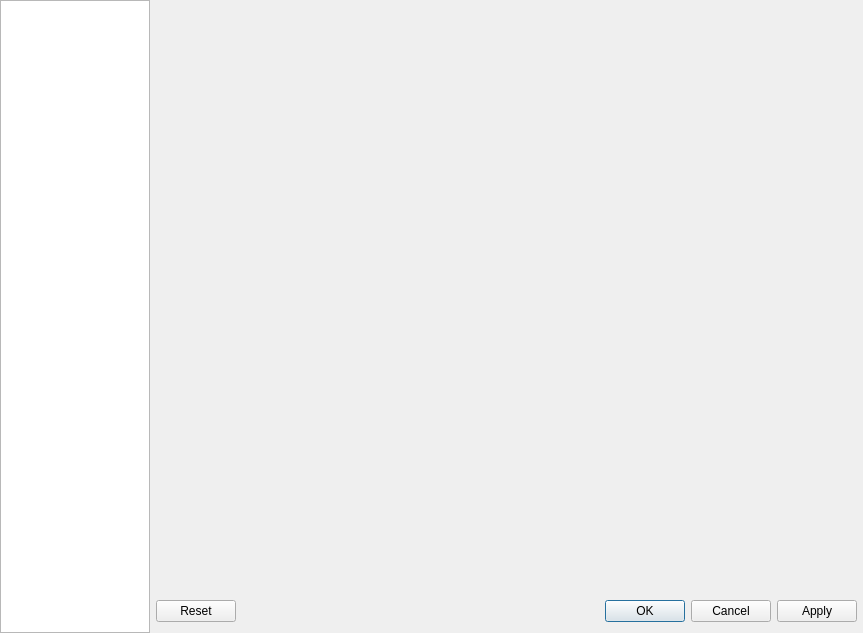
Before: the Qt Designer form src/plugins/optionsmanager/optionsdialog.ui in silvansky/Contacts, drawn with Qt 5.
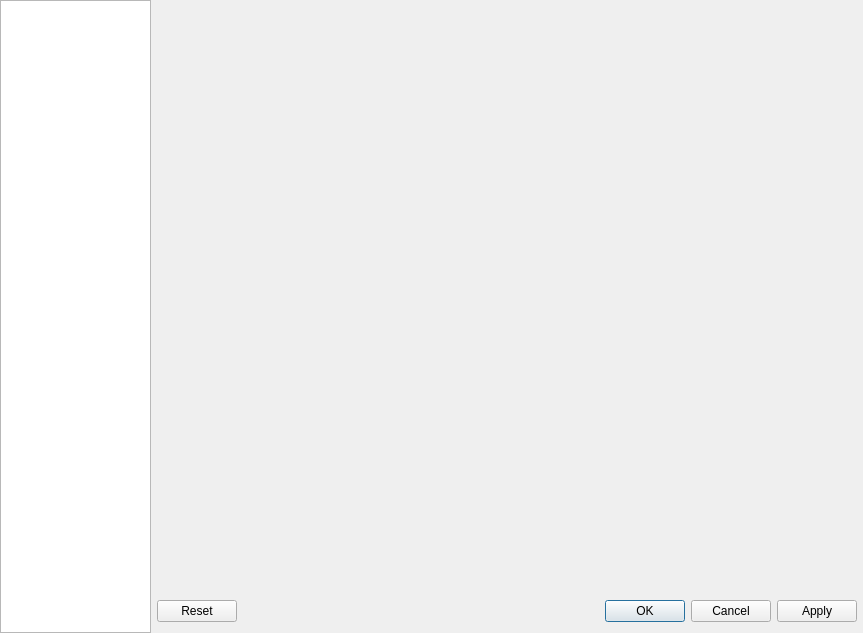
After: the same form once the commit is applied.

```diff
--- a/src/plugins/optionsmanager/optionsdialog.ui
+++ b/src/plugins/optionsmanager/optionsdialog.ui
@@ -39,13 +39,13 @@
      </property>
      <property name="minimumSize">
       <size>
-       <width>150</width>
+       <width>151</width>
        <height>0</height>
       </size>
      </property>
      <property name="maximumSize">
       <size>
-       <width>150</width>
+       <width>151</width>
        <height>16777215</height>
       </size>
      </property>
@@ -100,7 +100,7 @@
           <rect>
            <x>0</x>
            <y>0</y>
-           <width>713</width>
+           <width>712</width>
            <height>579</height>
           </rect>
          </property>
```
